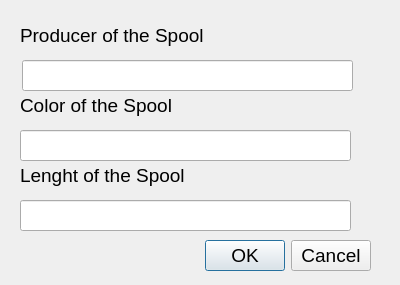
This is src/filamux_ui/dialogs/dialog_addSpool.ui in Dalachowsky/filamux-ui as Qt 5 draws it before an edit. The edited form follows.
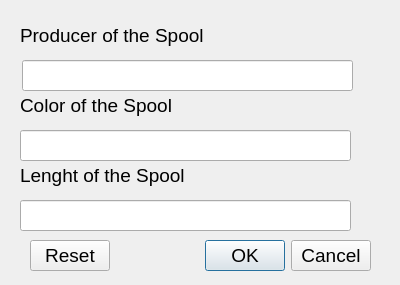
This is the edited form.

Commit message: Dialog_ADD_Spool działa

Patch:
```diff
--- a/src/filamux_ui/dialogs/dialog_addSpool.ui
+++ b/src/filamux_ui/dialogs/dialog_addSpool.ui
@@ -31,7 +31,7 @@
     <enum>Qt::Horizontal</enum>
    </property>
    <property name="standardButtons">
-    <set>QDialogButtonBox::Cancel|QDialogButtonBox::Ok</set>
+    <set>QDialogButtonBox::Cancel|QDialogButtonBox::Ok|QDialogButtonBox::Reset</set>
    </property>
    <property name="centerButtons">
     <bool>false</bool>
```
The commit also changes 7 other files.
